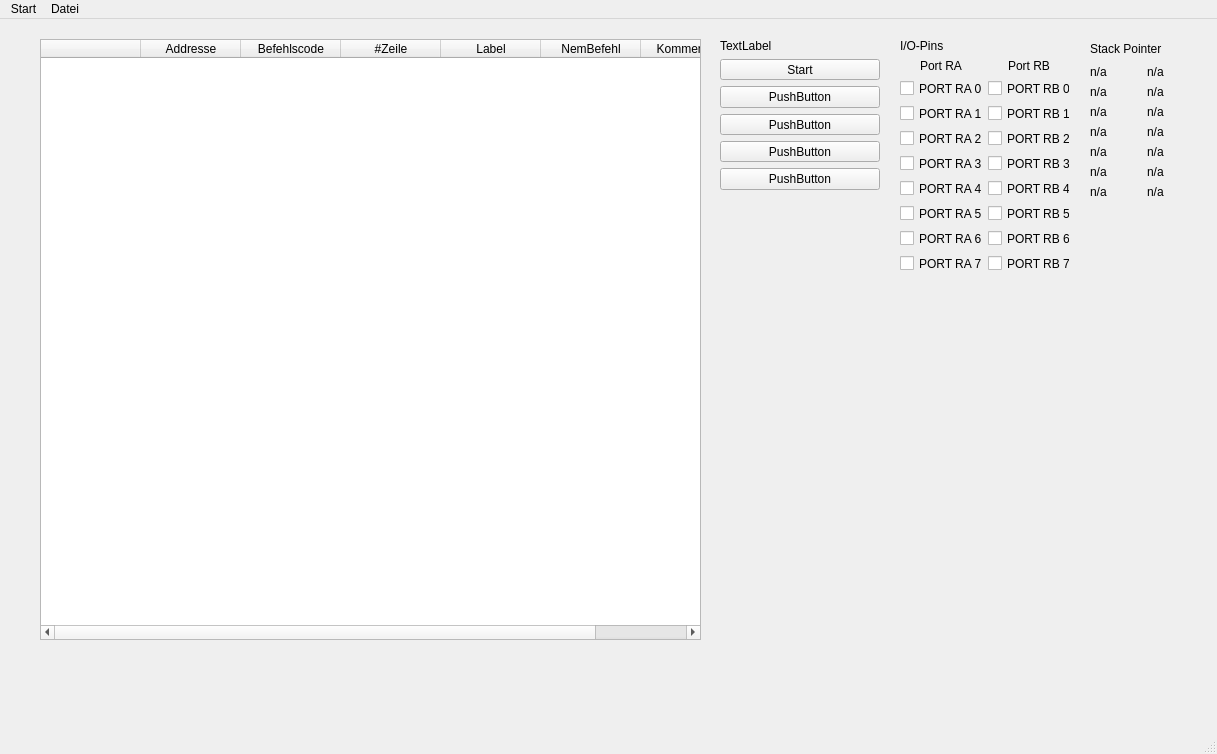
Before: the Qt Designer form simulator.ui in janick3110/picSimulatorPython, drawn with Qt 5.
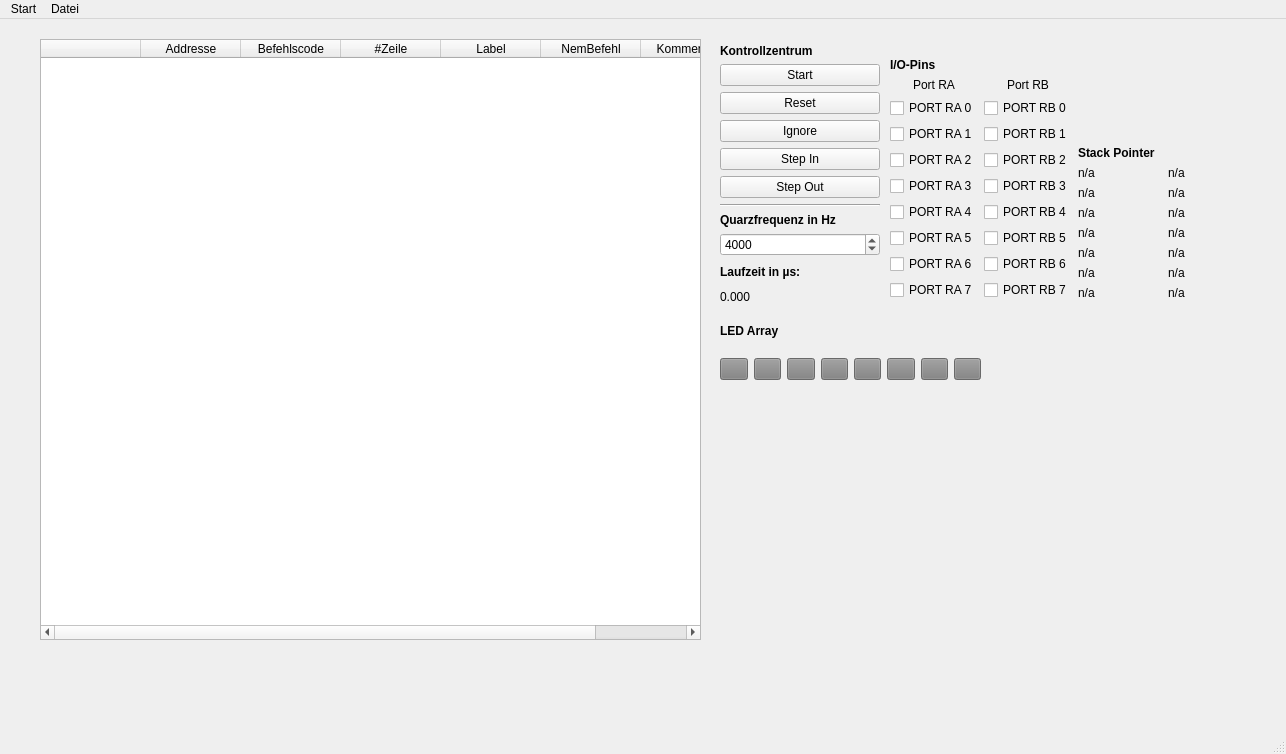
After: the same form once the commit is applied.

Commit message: Added some GUI elements updated a few commands created a data memory first version of simulator start button can do something :)

Diff of the .ui file:
```diff
--- a/simulator.ui
+++ b/simulator.ui
@@ -6,12 +6,18 @@
    <rect>
     <x>0</x>
     <y>0</y>
-    <width>1217</width>
+    <width>1286</width>
     <height>754</height>
    </rect>
   </property>
   <property name="windowTitle">
-   <string>MainWindow</string>
+   <string>PicSimulator</string>
+  </property>
+  <property name="animated">
+   <bool>true</bool>
+  </property>
+  <property name="tabShape">
+   <enum>QTabWidget::Rounded</enum>
   </property>
   <widget class="QWidget" name="centralwidget">
    <widget class="QWidget" name="verticalLayoutWidget_4">
@@ -20,14 +26,23 @@
       <x>720</x>
       <y>20</y>
       <width>160</width>
-      <height>151</height>
+      <height>267</height>
      </rect>
     </property>
     <layout class="QVBoxLayout" name="controls">
      <item>
       <widget class="QLabel" name="Kontrollflaeche">
+       <property name="font">
+        <font>
+         <weight>75</weight>
+         <bold>true</bold>
+        </font>
+       </property>
        <property name="text">
-        <string>TextLabel</string>
+        <string>Kontrollzentrum</string>
+       </property>
+       <property name="alignment">
+        <set>Qt::AlignBottom|Qt::AlignLeading|Qt::AlignLeft</set>
        </property>
       </widget>
      </item>
@@ -41,28 +56,106 @@
      <item>
       <widget class="QPushButton" name="pushButton_2">
        <property name="text">
-        <string>PushButton</string>
+        <string>Reset</string>
        </property>
       </widget>
      </item>
      <item>
       <widget class="QPushButton" name="pushButton_3">
        <property name="text">
-        <string>PushButton</string>
+        <string>Ignore</string>
+       </property>
+       <property name="shortcut">
+        <string>F3</string>
        </property>
       </widget>
      </item>
      <item>
       <widget class="QPushButton" name="pushButton_4">
        <property name="text">
-        <string>PushButton</string>
+        <string>Step In</string>
+       </property>
+       <property name="shortcut">
+        <string>F4</string>
        </property>
       </widget>
      </item>
      <item>
       <widget class="QPushButton" name="pushButton_5">
        <property name="text">
-        <string>PushButton</string>
+        <string>Step Out</string>
+       </property>
+       <property name="shortcut">
+        <string>F5</string>
+       </property>
+      </widget>
+     </item>
+     <item>
+      <layout class="QVBoxLayout" name="quarzfrequency">
+       <item>
+        <widget class="Line" name="line">
+         <property name="orientation">
+          <enum>Qt::Horizontal</enum>
+         </property>
+        </widget>
+       </item>
+       <item>
+        <widget class="QLabel" name="label_16">
+         <property name="font">
+          <font>
+           <weight>75</weight>
+           <bold>true</bold>
+          </font>
+         </property>
+         <property name="text">
+          <string>Quarzfrequenz in Hz</string>
+         </property>
+        </widget>
+       </item>
+       <item>
+        <widget class="QSpinBox" name="spinBox">
+         <property name="minimum">
+          <number>0</number>
+         </property>
+         <property name="maximum">
+          <number>100000000</number>
+         </property>
+         <property name="singleStep">
+          <number>1</number>
+         </property>
+         <property name="stepType">
+          <enum>QAbstractSpinBox::AdaptiveDecimalStepType</enum>
+         </property>
+         <property name="value">
+          <number>4000</number>
+         </property>
+         <property name="displayIntegerBase">
+          <number>10</number>
+         </property>
+        </widget>
+       </item>
+      </layout>
+     </item>
+     <item>
+      <widget class="QLabel" name="label_17">
+       <property name="font">
+        <font>
+         <weight>75</weight>
+         <bold>true</bold>
+        </font>
+       </property>
+       <property name="autoFillBackground">
+        <bool>false</bool>
+       </property>
+       <property name="text">
+        <string>Laufzeit in µs:</string>
+       </property>
+      </widget>
+     </item>
+     <item>
+      <widget class="QLabel" name="label_18">
+       <property name="text">
+        <string>0.000</string>
        </property>
       </widget>
      </item>
@@ -116,147 +209,29 @@
    <widget class="QWidget" name="verticalLayoutWidget_6">
     <property name="geometry">
      <rect>
-      <x>1090</x>
+      <x>890</x>
       <y>20</y>
-      <width>108</width>
-      <height>160</height>
+      <width>361</width>
+      <height>261</height>
      </rect>
     </property>
-    <layout class="QGridLayout" name="Stack">
-     <item row="2" column="0">
-      <layout class="QHBoxLayout" name="horizontalLayout_3">
+    <layout class="QHBoxLayout" name="horizontalLayout_4">
        <item>
-        <layout class="QVBoxLayout" name="verticalLayout">
-         <item>
-          <widget class="QLabel" name="label">
-           <property name="text">
-            <string>n/a</string>
-           </property>
-          </widget>
-         </item>
-         <item>
-          <widget class="QLabel" name="label_2">
-           <property name="text">
-            <string>n/a</string>
-           </property>
-          </widget>
-         </item>
-         <item>
-          <widget class="QLabel" name="label_3">
-           <property name="text">
-            <string>n/a</string>
-           </property>
-          </widget>
-         </item>
-         <item>
-          <widget class="QLabel" name="label_4">
-           <property name="text">
-            <string>n/a</string>
-           </property>
-          </widget>
-         </item>
-         <item>
-          <widget class="QLabel" name="label_5">
-           <property name="text">
-            <string>n/a</string>
-           </property>
-          </widget>
-         </item>
-         <item>
-          <widget class="QLabel" name="label_6">
-           <property name="text">
-            <string>n/a</string>
-           </property>
-          </widget>
-         </item>
-         <item>
-          <widget class="QLabel" name="label_7">
-           <property name="text">
-            <string>n/a</string>
-           </property>
-          </widget>
-         </item>
-        </layout>
-       </item>
-       <item>
-        <layout class="QVBoxLayout" name="verticalLayout_2">
-         <item>
-          <widget class="QLabel" name="label_8">
-           <property name="text">
-            <string>n/a</string>
-           </property>
-          </widget>
-         </item>
-         <item>
-          <widget class="QLabel" name="label_9">
-           <property name="text">
-            <string>n/a</string>
-           </property>
-          </widget>
-         </item>
-         <item>
-          <widget class="QLabel" name="label_10">
-           <property name="text">
-            <string>n/a</string>
-           </property>
-          </widget>
-         </item>
-         <item>
-          <widget class="QLabel" name="label_11">
-           <property name="text">
-            <string>n/a</string>
-           </property>
-          </widget>
-         </item>
-         <item>
-          <widget class="QLabel" name="label_12">
-           <property name="text">
-            <string>n/a</string>
-           </property>
-          </widget>
-         </item>
-         <item>
-          <widget class="QLabel" name="label_13">
-           <property name="text">
-            <string>n/a</string>
-           </property>
-          </widget>
-         </item>
-         <item>
-          <widget class="QLabel" name="label_14">
-           <property name="text">
-            <string>n/a</string>
-           </property>
-          </widget>
-         </item>
-        </layout>
-       </item>
-      </layout>
-     </item>
-     <item row="1" column="0">
-      <widget class="QLabel" name="label_15">
-       <property name="text">
-        <string>Stack Pointer</string>
-       </property>
-      </widget>
-     </item>
-    </layout>
-   </widget>
-   <widget class="QWidget" name="verticalLayoutWidget_7">
-    <property name="geometry">
-     <rect>
-      <x>900</x>
-      <y>20</y>
-      <width>170</width>
-      <height>234</height>
-     </rect>
-    </property>
     <layout class="QVBoxLayout" name="verticalLayout_4">
      <item>
       <widget class="QLabel" name="label_IO">
+         <property name="font">
+          <font>
+           <weight>75</weight>
+           <bold>true</bold>
+          </font>
+         </property>
        <property name="text">
         <string>I/O-Pins</string>
        </property>
+         <property name="alignment">
+          <set>Qt::AlignBottom|Qt::AlignLeading|Qt::AlignLeft</set>
+         </property>
       </widget>
      </item>
      <item>
@@ -408,6 +383,295 @@
       </layout>
      </item>
     </layout>
+     </item>
+     <item>
+      <layout class="QGridLayout" name="Stack">
+       <item row="2" column="0">
+        <layout class="QHBoxLayout" name="horizontalLayout_3">
+         <item>
+          <layout class="QVBoxLayout" name="verticalLayout">
+           <item>
+            <widget class="QLabel" name="label">
+             <property name="text">
+              <string>n/a</string>
+             </property>
+            </widget>
+           </item>
+           <item>
+            <widget class="QLabel" name="label_2">
+             <property name="text">
+              <string>n/a</string>
+             </property>
+            </widget>
+           </item>
+           <item>
+            <widget class="QLabel" name="label_3">
+             <property name="text">
+              <string>n/a</string>
+             </property>
+            </widget>
+           </item>
+           <item>
+            <widget class="QLabel" name="label_4">
+             <property name="text">
+              <string>n/a</string>
+             </property>
+            </widget>
+           </item>
+           <item>
+            <widget class="QLabel" name="label_5">
+             <property name="text">
+              <string>n/a</string>
+             </property>
+            </widget>
+           </item>
+           <item>
+            <widget class="QLabel" name="label_6">
+             <property name="text">
+              <string>n/a</string>
+             </property>
+            </widget>
+           </item>
+           <item>
+            <widget class="QLabel" name="label_7">
+             <property name="text">
+              <string>n/a</string>
+             </property>
+            </widget>
+           </item>
+          </layout>
+         </item>
+         <item>
+          <layout class="QVBoxLayout" name="verticalLayout_2">
+           <item>
+            <widget class="QLabel" name="label_8">
+             <property name="text">
+              <string>n/a</string>
+             </property>
+            </widget>
+           </item>
+           <item>
+            <widget class="QLabel" name="label_9">
+             <property name="text">
+              <string>n/a</string>
+             </property>
+            </widget>
+           </item>
+           <item>
+            <widget class="QLabel" name="label_10">
+             <property name="text">
+              <string>n/a</string>
+             </property>
+            </widget>
+           </item>
+           <item>
+            <widget class="QLabel" name="label_11">
+             <property name="text">
+              <string>n/a</string>
+             </property>
+            </widget>
+           </item>
+           <item>
+            <widget class="QLabel" name="label_12">
+             <property name="text">
+              <string>n/a</string>
+             </property>
+            </widget>
+           </item>
+           <item>
+            <widget class="QLabel" name="label_13">
+             <property name="text">
+              <string>n/a</string>
+             </property>
+            </widget>
+           </item>
+           <item>
+            <widget class="QLabel" name="label_14">
+             <property name="text">
+              <string>n/a</string>
+             </property>
+            </widget>
+           </item>
+          </layout>
+         </item>
+        </layout>
+       </item>
+       <item row="1" column="0">
+        <widget class="QLabel" name="label_15">
+         <property name="font">
+          <font>
+           <weight>75</weight>
+           <bold>true</bold>
+          </font>
+         </property>
+         <property name="text">
+          <string>Stack Pointer</string>
+         </property>
+         <property name="alignment">
+          <set>Qt::AlignBottom|Qt::AlignLeading|Qt::AlignLeft</set>
+         </property>
+        </widget>
+       </item>
+      </layout>
+     </item>
+    </layout>
+   </widget>
+   <widget class="QWidget" name="verticalLayoutWidget_9">
+    <property name="geometry">
+     <rect>
+      <x>720</x>
+      <y>290</y>
+      <width>261</width>
+      <height>71</height>
+     </rect>
+    </property>
+    <layout class="QVBoxLayout" name="verticalLayout_5">
+     <item>
+      <widget class="QLabel" name="label_19">
+       <property name="font">
+        <font>
+         <weight>75</weight>
+         <bold>true</bold>
+        </font>
+       </property>
+       <property name="text">
+        <string>LED Array</string>
+       </property>
+      </widget>
+     </item>
+     <item>
+      <layout class="QHBoxLayout" name="horizontalLayout_5">
+       <item>
+        <widget class="QPushButton" name="pushButton_6">
+         <property name="enabled">
+          <bool>false</bool>
+         </property>
+         <property name="styleSheet">
+          <string notr="true">background-color: grey</string>
+         </property>
+         <property name="text">
+          <string/>
+         </property>
+         <property name="checkable">
+          <bool>false</bool>
+         </property>
+        </widget>
+       </item>
+       <item>
+        <widget class="QPushButton" name="pushButton">
+         <property name="enabled">
+          <bool>false</bool>
+         </property>
+         <property name="styleSheet">
+          <string notr="true">background-color: grey</string>
+         </property>
+         <property name="text">
+          <string/>
+         </property>
+         <property name="checkable">
+          <bool>false</bool>
+         </property>
+        </widget>
+       </item>
+       <item>
+        <widget class="QPushButton" name="pushButton_7">
+         <property name="enabled">
+          <bool>false</bool>
+         </property>
+         <property name="styleSheet">
+          <string notr="true">background-color: grey</string>
+         </property>
+         <property name="text">
+          <string/>
+         </property>
+         <property name="checkable">
+          <bool>false</bool>
+         </property>
+        </widget>
+       </item>
+       <item>
+        <widget class="QPushButton" name="pushButton_8">
+         <property name="enabled">
+          <bool>false</bool>
+         </property>
+         <property name="styleSheet">
+          <string notr="true">background-color: grey</string>
+         </property>
+         <property name="text">
+          <string/>
+         </property>
+         <property name="checkable">
+          <bool>false</bool>
+         </property>
+        </widget>
+       </item>
+       <item>
+        <widget class="QPushButton" name="pushButton_9">
+         <property name="enabled">
+          <bool>false</bool>
+         </property>
+         <property name="styleSheet">
+          <string notr="true">background-color: grey</string>
+         </property>
+         <property name="text">
+          <string/>
+         </property>
+         <property name="checkable">
+          <bool>false</bool>
+         </property>
+        </widget>
+       </item>
+       <item>
+        <widget class="QPushButton" name="pushButton_10">
+         <property name="enabled">
+          <bool>false</bool>
+         </property>
+         <property name="styleSheet">
+          <string notr="true">background-color: grey</string>
+         </property>
+         <property name="text">
+          <string/>
+         </property>
+         <property name="checkable">
+          <bool>false</bool>
+         </property>
+        </widget>
+       </item>
+       <item>
+        <widget class="QPushButton" name="pushButton_11">
+         <property name="enabled">
+          <bool>false</bool>
+         </property>
+         <property name="styleSheet">
+          <string notr="true">background-color: grey</string>
+         </property>
+         <property name="text">
+          <string/>
+         </property>
+         <property name="checkable">
+          <bool>false</bool>
+         </property>
+        </widget>
+       </item>
+       <item>
+        <widget class="QPushButton" name="pushButton_12">
+         <property name="enabled">
+          <bool>false</bool>
+         </property>
+         <property name="styleSheet">
+          <string notr="true">background-color: grey</string>
+         </property>
+         <property name="text">
+          <string/>
+         </property>
+         <property name="checkable">
+          <bool>false</bool>
+         </property>
+        </widget>
+       </item>
+      </layout>
+     </item>
+    </layout>
    </widget>
   </widget>
   <widget class="QMenuBar" name="menubar">
@@ -415,7 +679,7 @@
     <rect>
      <x>0</x>
      <y>0</y>
-     <width>1217</width>
+     <width>1286</width>
      <height>22</height>
     </rect>
    </property>
```
Left out of the diff: 5 changed lines with no effect on the pictures. Lines whose indentation alone changed are shown as unchanged. The commit also changes 6 other files.
